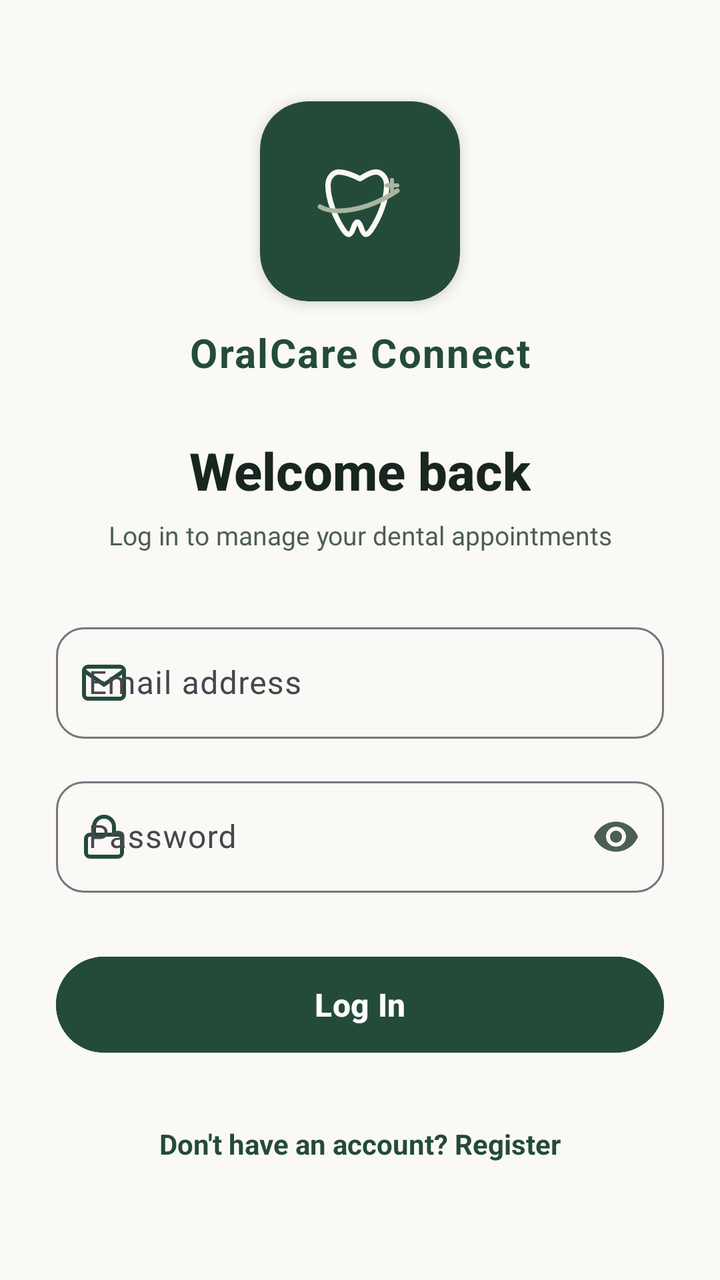
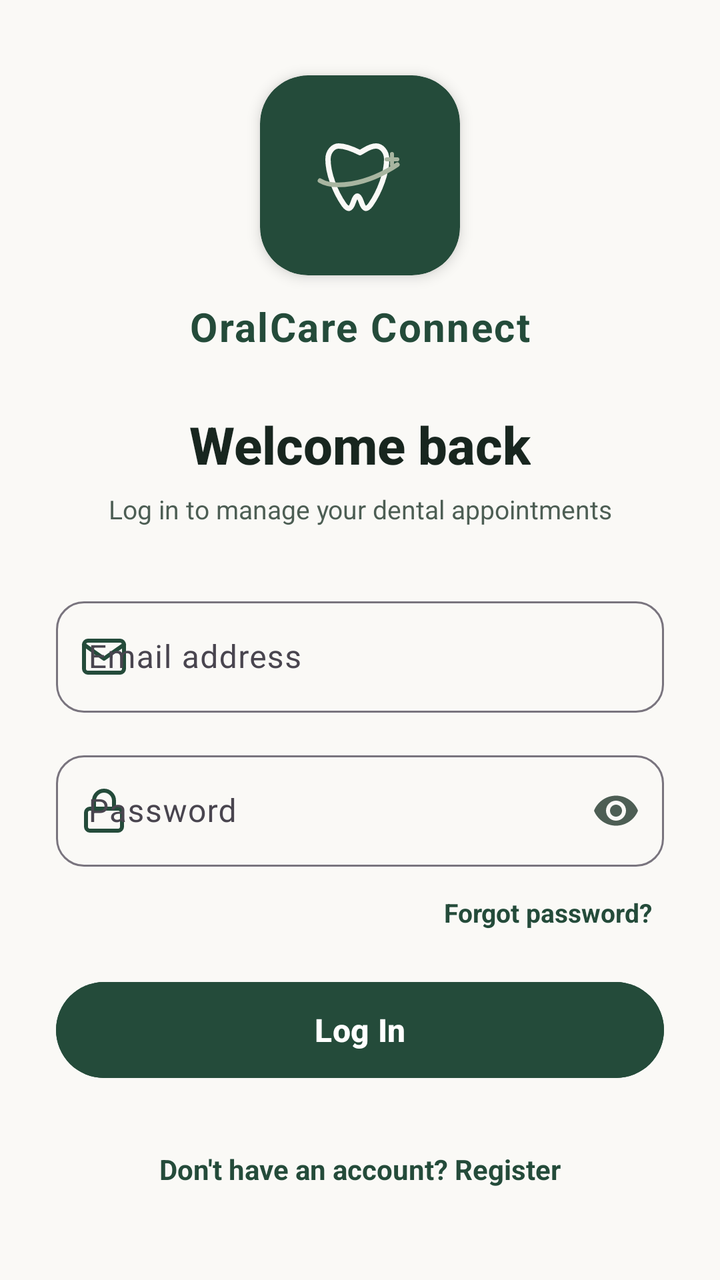

An Android layout rendered at two revisions. The XML below is the earlier revision; the diff shows what the commit changed to produce the second picture.
<!-- AndroidManifest.xml: application theme Theme.DentalQueue -->
<!-- res/layout/fragmentlogin.xml -->
<?xml version="1.0" encoding="utf-8"?>
<LinearLayout xmlns:android="http://schemas.android.com/apk/res/android"
    xmlns:app="http://schemas.android.com/apk/res-auto"
    android:layout_width="match_parent"
    android:layout_height="match_parent"
    android:orientation="vertical"
    android:background="@color/off_white"
    android:gravity="center_horizontal"
    android:padding="28dp">

    <ScrollView
        android:layout_width="match_parent"
        android:layout_height="match_parent"
        android:fillViewport="true">

        <LinearLayout
            android:layout_width="match_parent"
            android:layout_height="wrap_content"
            android:orientation="vertical"
            android:gravity="center">

            
            <com.google.android.material.card.MaterialCardView
                android:layout_width="100dp"
                android:layout_height="100dp"
                app:cardBackgroundColor="@color/forest_green"
                app:cardCornerRadius="24dp"
                app:cardElevation="4dp"
                app:strokeWidth="0dp">

                <ImageView
                    android:layout_width="72dp"
                    android:layout_height="72dp"
                    android:layout_gravity="center"
                    android:src="@drawable/ic_launcher_foreground" />
            </com.google.android.material.card.MaterialCardView>

            <TextView
                android:layout_width="wrap_content"
                android:layout_height="wrap_content"
                android:layout_marginTop="12dp"
                android:text="OralCare Connect"
                android:textColor="@color/forest_green"
                android:textSize="20sp"
                android:textStyle="bold"
                android:letterSpacing="0.04" />

            
            <TextView
                android:id="@+id/authTitle"
                android:layout_width="wrap_content"
                android:layout_height="wrap_content"
                android:layout_marginTop="28dp"
                android:text="Welcome back"
                android:textColor="@color/ink"
                android:textSize="26sp"
                android:textStyle="bold"
                android:fontFamily="sans-serif-medium" />

            <TextView
                android:id="@+id/authSubtitle"
                android:layout_width="wrap_content"
                android:layout_height="wrap_content"
                android:layout_marginTop="6dp"
                android:text="Log in to manage your dental appointments"
                android:textColor="@color/muted"
                android:textSize="13sp"
                android:textAlignment="center" />

            
            <com.google.android.material.textfield.TextInputLayout
                style="@style/Widget.Material3.TextInputLayout.OutlinedBox"
                android:layout_width="match_parent"
                android:layout_height="wrap_content"
                android:layout_marginTop="32dp"
                android:hint="Email address"
                app:startIconDrawable="@drawable/ic_email"
                app:startIconTint="@color/forest_green"
                app:boxCornerRadiusBottomEnd="14dp"
                app:boxCornerRadiusBottomStart="14dp"
                app:boxCornerRadiusTopEnd="14dp"
                app:boxCornerRadiusTopStart="14dp">

                <com.google.android.material.textfield.TextInputEditText
                    android:id="@+id/emailInput"
                    android:layout_width="match_parent"
                    android:layout_height="wrap_content"
                    android:inputType="textEmailAddress"
                    android:minHeight="52dp"
                    android:singleLine="true" />
            </com.google.android.material.textfield.TextInputLayout>

            
            <com.google.android.material.textfield.TextInputLayout
                style="@style/Widget.Material3.TextInputLayout.OutlinedBox"
                android:layout_width="match_parent"
                android:layout_height="wrap_content"
                android:layout_marginTop="16dp"
                android:hint="Password"
                app:startIconDrawable="@drawable/ic_lock"
                app:startIconTint="@color/forest_green"
                app:passwordToggleEnabled="true"
                app:passwordToggleTint="@color/muted"
                app:boxCornerRadiusBottomEnd="14dp"
                app:boxCornerRadiusBottomStart="14dp"
                app:boxCornerRadiusTopEnd="14dp"
                app:boxCornerRadiusTopStart="14dp">

                <com.google.android.material.textfield.TextInputEditText
                    android:id="@+id/passwordInput"
                    android:layout_width="match_parent"
                    android:layout_height="wrap_content"
                    android:inputType="textPassword"
                    android:minHeight="52dp"
                    android:singleLine="true" />
            </com.google.android.material.textfield.TextInputLayout>

            
            <Button
                android:id="@+id/btnAuth"
                style="@style/Widget.Material3.Button"
                android:layout_width="match_parent"
                android:layout_height="56dp"
                android:layout_marginTop="28dp"
                android:text="Log In"
                android:textSize="16sp"
                android:textStyle="bold"
                android:backgroundTint="@color/forest_green"
                app:cornerSize="14dp" />

            
            <ProgressBar
                android:id="@+id/progress"
                android:layout_width="wrap_content"
                android:layout_height="wrap_content"
                android:layout_marginTop="16dp"
                android:indeterminateTint="@color/forest_green"
                android:visibility="gone" />

            
            <TextView
                android:id="@+id/toggleAuth"
                android:layout_width="wrap_content"
                android:layout_height="wrap_content"
                android:layout_marginTop="24dp"
                android:padding="8dp"
                android:text="Don't have an account? Register"
                android:textColor="@color/forest_green"
                android:textSize="14sp"
                android:textStyle="bold"
                android:clickable="true"
                android:focusable="true" />

        </LinearLayout>
    </ScrollView>
</LinearLayout>
<!-- resources referenced by this layout -->
<resources>
  <color name="forest_green">#244B3A</color>
  <color name="ink">#18261F</color>
  <color name="muted">#4D5E54</color>
  <color name="off_white">#FAF9F6</color>
  <!-- drawable ic_email (drawable) -->
  <?xml version="1.0" encoding="utf-8"?>
  <vector xmlns:android="http://schemas.android.com/apk/res/android"
      android:width="24dp"
      android:height="24dp"
      android:viewportWidth="24"
      android:viewportHeight="24">
      <path
          android:fillColor="#00000000"
          android:pathData="M4,4H20C21.1,4 22,4.9 22,6V18C22,19.1 21.1,20 20,20H4C2.9,20 2,19.1 2,18V6C2,4.9 2.9,4 4,4Z"
          android:strokeWidth="2"
          android:strokeColor="@color/forest_green"
          android:strokeLineCap="round"
          android:strokeLineJoin="round" />
      <path
          android:fillColor="#00000000"
          android:pathData="M22,6L12,13L2,6"
          android:strokeWidth="2"
          android:strokeColor="@color/forest_green"
          android:strokeLineCap="round"
          android:strokeLineJoin="round" />
  </vector>
  <!-- drawable ic_lock (drawable) -->
  <?xml version="1.0" encoding="utf-8"?>
  <vector xmlns:android="http://schemas.android.com/apk/res/android"
      android:width="24dp"
      android:height="24dp"
      android:viewportWidth="24"
      android:viewportHeight="24">
      <path
          android:fillColor="#00000000"
          android:pathData="M19,11H5C3.89,11 3,11.89 3,13V20C3,21.1 3.89,22 5,22H19C20.1,22 21,21.1 21,20V13C21,11.89 20.1,11 19,11Z"
          android:strokeWidth="2"
          android:strokeColor="@color/forest_green"
          android:strokeLineCap="round"
          android:strokeLineJoin="round" />
      <path
          android:fillColor="#00000000"
          android:pathData="M7,11V7C7,4.24 9.24,2 12,2C14.76,2 17,4.24 17,7V11"
          android:strokeWidth="2"
          android:strokeColor="@color/forest_green"
          android:strokeLineCap="round"
          android:strokeLineJoin="round" />
  </vector>
  <style name="Theme.DentalQueue" parent="Theme.Material3.Light.NoActionBar">
          <item name="colorPrimary">@color/forest_green</item>
          <item name="colorOnPrimary">@android:color/white</item>
          <item name="colorSecondaryContainer">@color/sage_light</item>
          <item name="colorOnSecondaryContainer">@color/forest_green_dark</item>
          <item name="android:colorBackground">@color/off_white</item>
          <item name="android:statusBarColor">@color/forest_green</item>
      </style>
  <color name="sage_light">#E6ECDF</color>
  <color name="forest_green_dark">#1A382B</color>
  <!-- unchanged entries left out for length: 1 -->
</resources>

<!-- the commit's change to res/layout/fragmentlogin.xml (unified diff, before → after) -->
@@ -62,17 +62,97 @@
                 android:layout_width="wrap_content"
                 android:layout_height="wrap_content"
                 android:layout_marginTop="6dp"
+                android:layout_marginBottom="16dp"
                 android:text="Log in to manage your dental appointments"
                 android:textColor="@color/muted"
                 android:textSize="13sp"
                 android:textAlignment="center" />
 
             
+            <LinearLayout
+                android:id="@+id/nameFields"
+                android:layout_width="match_parent"
+                android:layout_height="wrap_content"
+                android:orientation="vertical"
+                android:visibility="gone">
+
+                <com.google.android.material.textfield.TextInputLayout
+                    android:id="@+id/firstNameInputLayout"
+                    style="@style/Widget.Material3.TextInputLayout.OutlinedBox"
+                    android:layout_width="match_parent"
+                    android:layout_height="wrap_content"
+                    android:layout_marginTop="16dp"
+                    android:hint="First name"
+                    app:startIconDrawable="@drawable/ic_profile"
+                    app:startIconTint="@color/forest_green"
+                    app:boxCornerRadiusBottomEnd="14dp"
+                    app:boxCornerRadiusBottomStart="14dp"
+                    app:boxCornerRadiusTopEnd="14dp"
+                    app:boxCornerRadiusTopStart="14dp">
+
+                    <com.google.android.material.textfield.TextInputEditText
+                        android:id="@+id/firstNameInput"
+                        android:layout_width="match_parent"
+                        android:layout_height="wrap_content"
+                        android:inputType="textPersonName|textCapWords"
+                        android:minHeight="52dp"
+                        android:singleLine="true" />
+                </com.google.android.material.textfield.TextInputLayout>
+
+                <com.google.android.material.textfield.TextInputLayout
+                    android:id="@+id/middleNameInputLayout"
+                    style="@style/Widget.Material3.TextInputLayout.OutlinedBox"
+                    android:layout_width="match_parent"
+                    android:layout_height="wrap_content"
+                    android:layout_marginTop="16dp"
+                    android:hint="Middle name"
+                    app:startIconDrawable="@drawable/ic_profile"
+                    app:startIconTint="@color/forest_green"
+                    app:boxCornerRadiusBottomEnd="14dp"
+                    app:boxCornerRadiusBottomStart="14dp"
+                    app:boxCornerRadiusTopEnd="14dp"
+                    app:boxCornerRadiusTopStart="14dp">
+
+                    <com.google.android.material.textfield.TextInputEditText
+                        android:id="@+id/middleNameInput"
+                        android:layout_width="match_parent"
+                        android:layout_height="wrap_content"
+                        android:inputType="textPersonName|textCapWords"
+                        android:minHeight="52dp"
+                        android:singleLine="true" />
+                </com.google.android.material.textfield.TextInputLayout>
+
+                <com.google.android.material.textfield.TextInputLayout
+                    android:id="@+id/lastNameInputLayout"
+                    style="@style/Widget.Material3.TextInputLayout.OutlinedBox"
+                    android:layout_width="match_parent"
+                    android:layout_height="wrap_content"
+                    android:layout_marginTop="16dp"
+                    android:hint="Last name"
+                    app:startIconDrawable="@drawable/ic_profile"
+                    app:startIconTint="@color/forest_green"
+                    app:boxCornerRadiusBottomEnd="14dp"
+                    app:boxCornerRadiusBottomStart="14dp"
+                    app:boxCornerRadiusTopEnd="14dp"
+                    app:boxCornerRadiusTopStart="14dp">
+
+                    <com.google.android.material.textfield.TextInputEditText
+                        android:id="@+id/lastNameInput"
+                        android:layout_width="match_parent"
+                        android:layout_height="wrap_content"
+                        android:inputType="textPersonName|textCapWords"
+                        android:minHeight="52dp"
+                        android:singleLine="true" />
+                </com.google.android.material.textfield.TextInputLayout>
+
+            </LinearLayout>
+
+            
             <com.google.android.material.textfield.TextInputLayout
                 style="@style/Widget.Material3.TextInputLayout.OutlinedBox"
                 android:layout_width="match_parent"
                 android:layout_height="wrap_content"
-                android:layout_marginTop="32dp"
+                android:layout_marginTop="16dp"
                 android:hint="Email address"
                 app:startIconDrawable="@drawable/ic_email"
                 app:startIconTint="@color/forest_green"
@@ -116,12 +196,64 @@
             </com.google.android.material.textfield.TextInputLayout>
 
             
+            <TextView
+                android:id="@+id/passwordStrength"
+                android:layout_width="match_parent"
+                android:layout_height="wrap_content"
+                android:layout_marginStart="4dp"
+                android:layout_marginTop="6dp"
+                android:textSize="12sp"
+                android:visibility="gone" />
+
+            
+            <com.google.android.material.textfield.TextInputLayout
+                android:id="@+id/confirmPasswordLayout"
+                style="@style/Widget.Material3.TextInputLayout.OutlinedBox"
+                android:layout_width="match_parent"
+                android:layout_height="wrap_content"
+                android:layout_marginTop="16dp"
+                android:hint="Confirm password"
+                android:visibility="gone"
+                app:startIconDrawable="@drawable/ic_lock"
+                app:startIconTint="@color/forest_green"
+                app:passwordToggleEnabled="true"
+                app:passwordToggleTint="@color/muted"
+                app:boxCornerRadiusBottomEnd="14dp"
+                app:boxCornerRadiusBottomStart="14dp"
+                app:boxCornerRadiusTopEnd="14dp"
+                app:boxCornerRadiusTopStart="14dp">
+
+                <com.google.android.material.textfield.TextInputEditText
+                    android:id="@+id/confirmPasswordInput"
+                    android:layout_width="match_parent"
+                    android:layout_height="wrap_content"
+                    android:inputType="textPassword"
+                    android:minHeight="52dp"
+                    android:singleLine="true" />
+            </com.google.android.material.textfield.TextInputLayout>
+
+            
+            <TextView
+                android:id="@+id/forgotPassword"
+                android:layout_width="wrap_content"
+                android:layout_height="wrap_content"
+                android:layout_gravity="end"
+                android:layout_marginTop="8dp"
+                android:padding="6dp"
+                android:text="Forgot password?"
+                android:textColor="@color/forest_green"
+                android:textSize="13sp"
+                android:textStyle="bold"
+                android:clickable="true"
+                android:focusable="true" />
+
+            
             <Button
                 android:id="@+id/btnAuth"
                 style="@style/Widget.Material3.Button"
                 android:layout_width="match_parent"
                 android:layout_height="56dp"
-                android:layout_marginTop="28dp"
+                android:layout_marginTop="16dp"
                 android:text="Log In"
                 android:textSize="16sp"
                 android:textStyle="bold"
<!-- resource entries referenced after the edit -->
@@ -48,6 +48,26 @@
           android:strokeLineCap="round"
           android:strokeLineJoin="round" />
   </vector>
+  <!-- drawable ic_profile (drawable) -->
+  <?xml version="1.0" encoding="utf-8"?>
+  <vector xmlns:android="http://schemas.android.com/apk/res/android"
+      android:width="24dp"
+      android:height="24dp"
+      android:viewportWidth="24"
+      android:viewportHeight="24">
+      <path
+          android:fillColor="#00000000"
+          android:pathData="M20,21V19C20,16.79 17.76,15 15,15H9C6.24,15 4,16.79 4,19V21"
+          android:strokeWidth="2"
+          android:strokeColor="@color/forest_green"
+          android:strokeLineCap="round" />
+      <path
+          android:fillColor="#00000000"
+          android:pathData="M12,11C14.2091,11 16,9.20914 16,7C16,4.79086 14.2091,3 12,3C9.79086,3 8,4.79086 8,7C8,9.20914 9.79086,11 12,11Z"
+          android:strokeWidth="2"
+          android:strokeColor="@color/forest_green"
+          android:strokeLineCap="round" />
+  </vector>
   <style name="Theme.DentalQueue" parent="Theme.Material3.Light.NoActionBar">
           <item name="colorPrimary">@color/forest_green</item>
           <item name="colorOnPrimary">@android:color/white</item>
